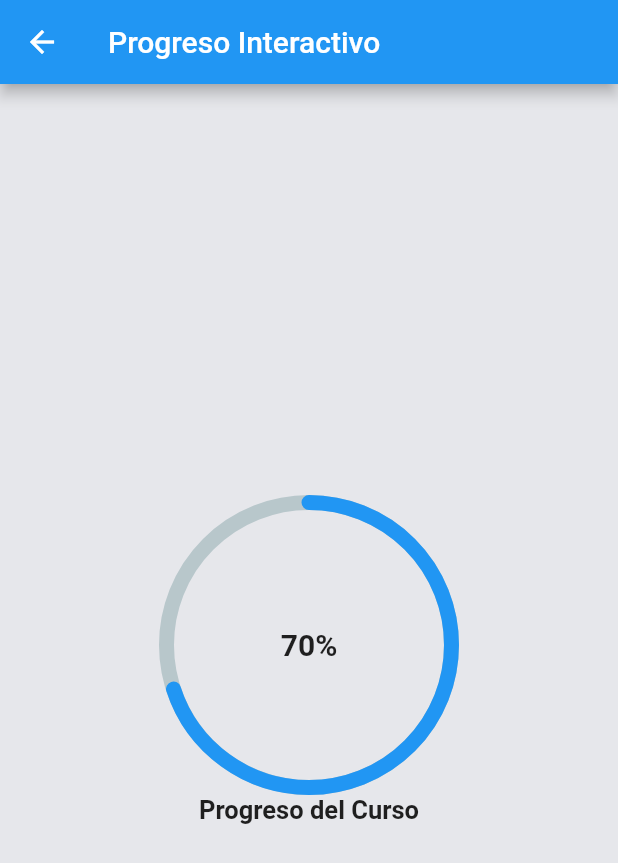
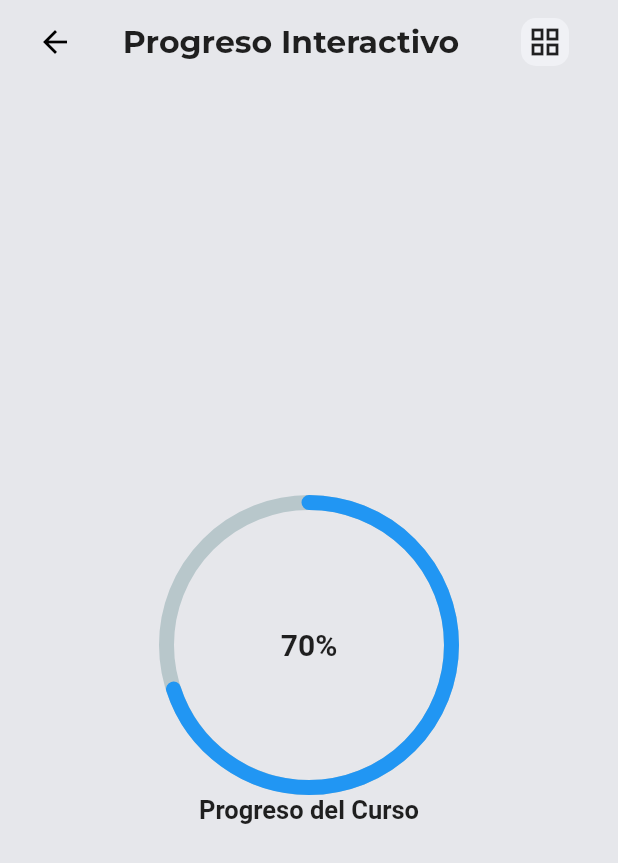
Before and after one commit to eddiedibs/lets_study, a Flutter app: the screen it shows after launch, after a tap on "Progreso", on a phone screen of 412 x 824 dp. Shown: the top 863 px of the screen. Run offline on Flutter 3.47's test engine with Material 2 defaults, Android fonts, the light colour scheme and no system bars; drawn by our look-alikes of percent_indicator; our stand-ins replace flutter_modular; project files that could hold a hidden picture were left out.

Commit message:
Added top bar to progress page and a condition to determine where the app bar is rendering

```diff
--- a/lib/design/custom_app_bar.dart
+++ b/lib/design/custom_app_bar.dart
@@ -2,9 +2,11 @@ import 'package:flutter/material.dart';
 
 class CustomAppBar extends StatelessWidget implements PreferredSizeWidget {
   final String titleText;
+  final bool isHomePage;
 
   CustomAppBar({
     required this.titleText,
+    required this.isHomePage,
   });
 
   @override
@@ -17,6 +19,12 @@ class CustomAppBar extends StatelessWidget implements PreferredSizeWidget {
       child: Row(
         mainAxisAlignment: MainAxisAlignment.spaceAround,
         children: [
+          isHomePage? Container() : GestureDetector(
+            onTap: () {
+              Navigator.pop(context); // Go back to the previous screen
+            },
+            child: Icon(Icons.arrow_back, color: Colors.black), // Custom back arrow icon
+          ),
           Text(titleText,
                 style: TextStyle(
                 fontFamily: "Montserrat",
@@ -35,7 +43,7 @@ class CustomAppBar extends StatelessWidget implements PreferredSizeWidget {
               ),
             onPressed: () {
               // Handle the button press here
-              print('Burger button pressed');
+              // print('Burger button pressed');
             },
           ),
         ],
--- a/lib/main.dart
+++ b/lib/main.dart
@@ -29,7 +29,7 @@ class HomePage extends StatelessWidget {
   @override
   Widget build(BuildContext context) {
     return Scaffold(
-      appBar: CustomAppBar(titleText: "My Activity"),
+      appBar: CustomAppBar(titleText: "My Activity", isHomePage: true,),
       body: Container(
         margin: const EdgeInsets.symmetric(vertical: 40),
         child: Padding(
--- a/lib/widgets/progress_widget.dart
+++ b/lib/widgets/progress_widget.dart
@@ -1,5 +1,6 @@
 import 'package:flutter/material.dart';
 import 'package:percent_indicator/percent_indicator.dart';
+import 'package:lets_study_flutter/design/custom_app_bar.dart';
 
 class ProgressWidgetPage extends StatefulWidget {
   static const routeName = '/progress-page';
@@ -32,9 +33,7 @@ class _ProgressWidgetPageState extends State<ProgressWidgetPage>
   @override
   Widget build(BuildContext context) {
     return Scaffold(
-      appBar: AppBar(
-        title: Text('Progreso Interactivo'),
-      ),
+      appBar: CustomAppBar(titleText: "Progreso Interactivo", isHomePage: false),
       body: Center(
         child: ScaleTransition(
           scale: _animation!,
```
